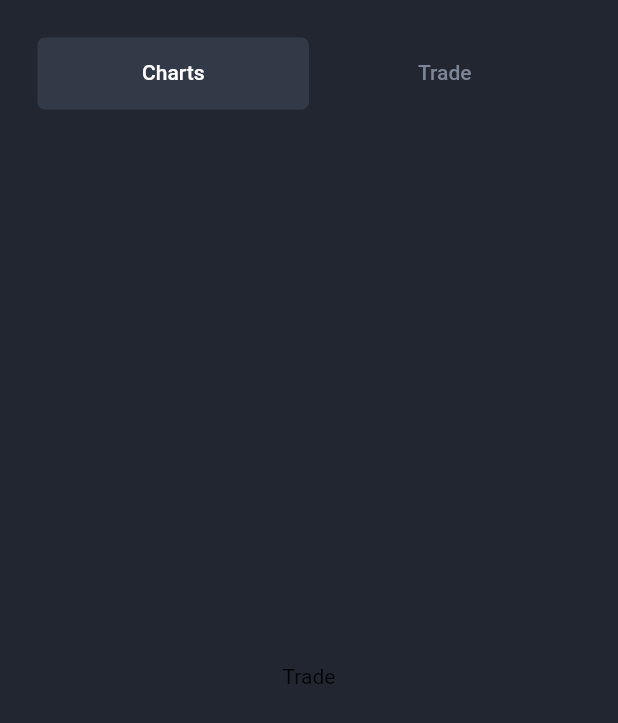
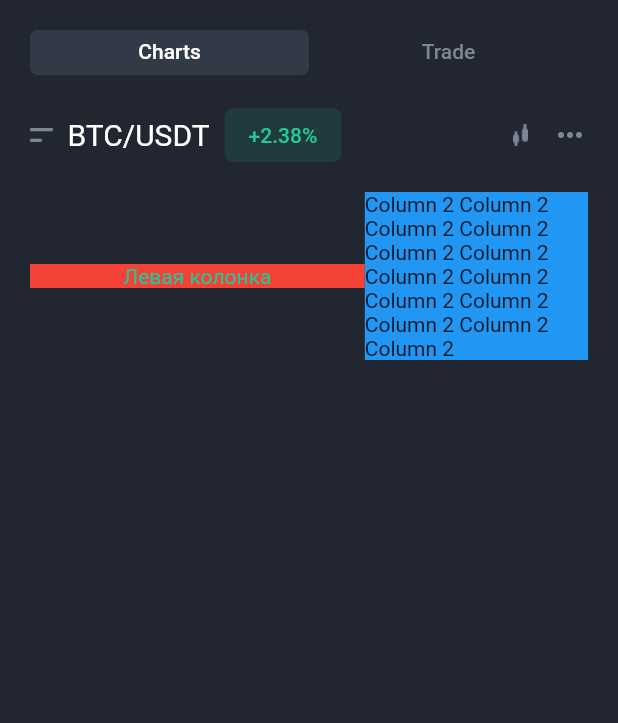
Before and after one commit to petrfalkovsky/trading-flutter-app, a Flutter app: the TabBarWidget screen opened directly, on a phone screen of 412 x 824 dp. Shown: the top 723 px of the screen. Run offline on Flutter 3.47's test engine with Material 2 defaults, Android fonts, the phone set to English and light mode, and no system bars; Roboto replaces fonts that are missing (Gothic A1).

Commit message:
feat: add first row to upper part of block

```diff
--- a/lib/main.dart
+++ b/lib/main.dart
@@ -23,7 +23,7 @@ class MyApp extends StatelessWidget {
       debugShowCheckedModeBanner: false,
       home: const Scaffold(
         backgroundColor: AppConfig.blacDark,
-        body: GeneralScreen(),
+        body: TabBarWidget(),
       ),
     );
   }
--- /dev/null
+++ b/lib/ui/screens/trade_pair/chart_screen/charts_screen.dart
@@ -0,0 +1,102 @@
+import 'package:flutter/material.dart';
+import 'package:trading_app_terentev/ui/shared/configs/theme_config.dart';
+import 'package:trading_app_terentev/ui/shared/ext.dart';
+
+class Tab1 extends StatelessWidget {
+  const Tab1({Key? key}) : super(key: key);
+
+  @override
+  Widget build(BuildContext context) {
+    return Column(
+      children: [
+        16.h,
+        Row(children: [
+          Expanded(
+            flex: 8,
+            child: Row(
+              mainAxisAlignment: MainAxisAlignment.start,
+              children: [
+                Image.asset(
+                  'assets/icons/burger.png',
+                  width: 15,
+                  height: 9,
+                ),
+                10.w,
+                const Text(
+                  style: TextStyle(fontSize: 20, color: AppConfig.activeText),
+                  "BTC/USDT",
+                ),
+                10.w,
+                ElevatedButton(
+                  onPressed: () {},
+                  style: ButtonStyle(
+                    backgroundColor:
+                        MaterialStateProperty.all(AppConfig.greenTextOpacity),
+                    elevation: MaterialStateProperty.all<double>(0),
+                    overlayColor:
+                        MaterialStateProperty.all<Color>(Colors.transparent),
+                    shape: MaterialStateProperty.all<RoundedRectangleBorder>(
+                      RoundedRectangleBorder(
+                        borderRadius: BorderRadius.circular(6.0),
+                      ),
+                    ),
+                  ),
+                  child: const Text(
+                    style: TextStyle(
+                        fontSize: AppConfig.fontSize14,
+                        color: AppConfig.greenText),
+                    "+2.38%",
+                  ),
+                ),
+              ],
+            ),
+          ),
+          Expanded(
+            flex: 2,
+            child: Row(
+              mainAxisAlignment: MainAxisAlignment.end,
+              children: [
+                Image.asset(
+                  'assets/icons/chart-icon.png',
+                  width: 10,
+                  height: 15,
+                ),
+                16.w,
+                const Icon(Icons.more_horiz, color: AppConfig.disactiveText),
+              ],
+            ),
+          )
+        ]),
+        14.h,
+        Row(
+          children: [
+            Expanded(
+              flex: 6,
+              child: Container(
+                color: Colors.red,
+                child: const Center(
+                  child: Text(
+                    style: TextStyle(
+                        fontSize: AppConfig.fontSize14,
+                        color: AppConfig.greenText),
+                    "Левая колонка",
+                  ),
+                ),
+              ),
+            ),
+            Expanded(
+              flex: 4,
+              child: Container(
+                color: Colors.blue,
+                child: const Center(
+                  child: Text(
+                      'Column 2 Column 2 Column 2 Column 2 Column 2 Column 2 Column 2 Column 2 Column 2 Column 2 Column 2 Column 2 Column 2 '),
+                ),
+              ),
+            ),
+          ],
+        ),
+      ],
+    );
+  }
+}
--- a/lib/ui/screens/trade_pair/charts_screen.dart
+++ /dev/null
@@ -1,10 +0,0 @@
-import 'package:flutter/material.dart';
-
-class Tab1 extends StatelessWidget {
-  const Tab1({Key? key}) : super(key: key);
-
-  @override
-  Widget build(BuildContext context) {
-    return Center(child: Text('Trade'));
-  }
-}
--- a/lib/ui/screens/trade_pair/trade_screen.dart
+++ b/lib/ui/screens/trade_pair/trade_screen.dart
@@ -5,6 +5,6 @@ class Tab2 extends StatelessWidget {
 
   @override
   Widget build(BuildContext context) {
-    return Center(child: Text('Chart'));
+    return const Center(child: Text('Chart'));
   }
 }
--- a/lib/ui/shared/configs/theme_config.dart
+++ b/lib/ui/shared/configs/theme_config.dart
@@ -23,5 +23,7 @@ class AppConfig {
   ///Шрифт
   static const String fontFamilyGothic = "Gothic A1";
 
-  // Трекер
+  // Font Size
+
+  static const double fontSize14 = 14;
 }
--- /dev/null
+++ b/lib/ui/shared/ext.dart
@@ -0,0 +1,26 @@
+import 'package:flutter/material.dart';
+
+extension SizedBoxX on num {
+  SizedBox get w => SizedBox(width: toDouble());
+  SizedBox get h => SizedBox(height: toDouble());
+}
+
+extension StringLengthExtensions on String {
+  String maxLen(int max) {
+    assert(max > -1);
+    return length < max ? this : substring(0, max);
+  }
+
+  String safePart(int partLength) {
+    assert(partLength > -1);
+    if (partLength == 0) {
+      return this;
+    }
+    if (partLength * 2 >= length) {
+      return this;
+    }
+    final start = substring(0, partLength);
+    final end = substring(length - partLength, length);
+    return '$start..$end';
+  }
+}
--- a/lib/ui/widgets/tab_bar.dart
+++ b/lib/ui/widgets/tab_bar.dart
@@ -1,7 +1,7 @@
 import 'package:flutter/material.dart';
 import 'package:trading_app_terentev/ui/shared/configs/theme_config.dart';
 
-import '../screens/trade_pair/charts_screen.dart';
+import '../screens/trade_pair/chart_screen/charts_screen.dart';
 import '../screens/trade_pair/trade_screen.dart';
 
 class TabBarWidget extends StatefulWidget {
@@ -37,7 +37,25 @@ class _TabBarWidgetState extends State<TabBarWidget>
           padding: const EdgeInsets.symmetric(horizontal: 20),
           child: SizedBox(
             height: MediaQuery.of(context).size.height,
-            child: Column(
+            child: TabBarGeneralScreen(tabController: tabController),
+          ),
+        ),
+      ),
+    );
+  }
+}
+
+class TabBarGeneralScreen extends StatelessWidget {
+  const TabBarGeneralScreen({
+    super.key,
+    required this.tabController,
+  });
+
+  final TabController tabController;
+
+  @override
+  Widget build(BuildContext context) {
+    return Column(
       children: [
         const SizedBox(height: 20),
         Container(
@@ -47,15 +65,17 @@ class _TabBarWidgetState extends State<TabBarWidget>
               borderRadius: BorderRadius.circular(5)),
           child: Column(
             children: [
-                      Padding(
-                        padding: const EdgeInsets.all(5),
+              SizedBox(
+                height: 30,
                 child: TabBar(
                   unselectedLabelColor: AppConfig.disactiveText,
                   labelColor: AppConfig.activeText,
-                          indicatorWeight: 2,
                   indicator: BoxDecoration(
                     color: AppConfig.blackLight,
                     borderRadius: BorderRadius.circular(5),
+                  ),
+                  labelStyle: const TextStyle(
+                    fontSize: AppConfig.fontSize14,
                   ),
                   controller: tabController,
                   tabs: const [
@@ -81,10 +101,6 @@ class _TabBarWidgetState extends State<TabBarWidget>
           ),
         )
       ],
-            ),
-          ),
-        ),
-      ),
     );
   }
 }
--- a/pubspec.yaml
+++ b/pubspec.yaml
@@ -23,6 +23,10 @@ flutter:
       fonts:
         - asset: assets/fonts/GothicA1-Regular.ttf
 
+  assets:
+    - assets/icons/
+    - assets/images/
+
   # To add assets to your application, add an assets section, like this:
   # assets:
   #   - images/a_dot_burr.jpeg
```
Also changed, not shown: assets/icons/burger.png (added), assets/icons/chart-icon.png (added). Lines whose indentation alone changed are shown as unchanged.
